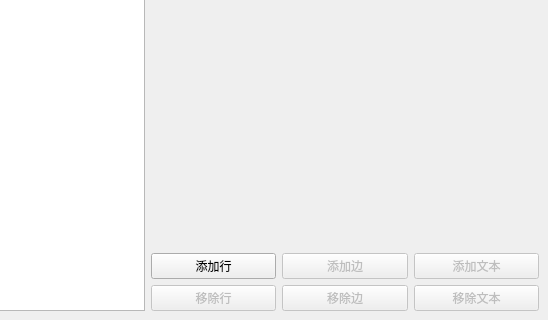
The window that src/settings/settingswindow.ui (neila-a/Promptach) describes before a commit, drawn with Qt 5; both pictures show x 252 to 800 and y 253 to 573 of the 800 by 573 pixel window.
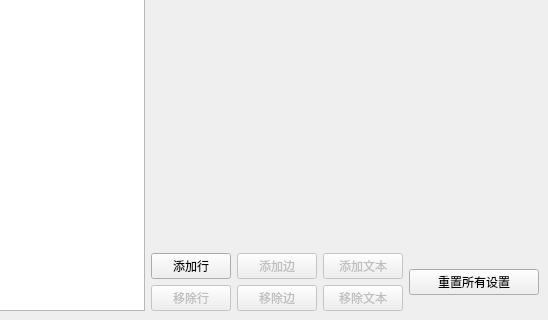
The same window after the commit. Icons and pictures are not drawn.

Commit message: ✨ 清除所有设置

```diff
--- a/src/settings/settingswindow.ui
+++ b/src/settings/settingswindow.ui
@@ -99,6 +99,10 @@
          </spacer>
         </item>
         <item>
+         <layout class="QHBoxLayout" name="horizontalLayout_4">
+          <item>
+           <layout class="QVBoxLayout" name="verticalLayout_2">
+            <item>
          <layout class="QHBoxLayout" name="horizontalLayout">
           <item>
            <widget class="QPushButton" name="addLine">
@@ -185,6 +189,20 @@
             </property>
             <property name="text">
              <string>移除文本</string>
+                </property>
+                <property name="icon">
+                 <iconset theme="QIcon::ThemeIcon::EditDelete"/>
+                </property>
+               </widget>
+              </item>
+             </layout>
+            </item>
+           </layout>
+          </item>
+          <item>
+           <widget class="QPushButton" name="resetButton">
+            <property name="text">
+             <string>重置所有设置</string>
             </property>
             <property name="icon">
              <iconset theme="QIcon::ThemeIcon::EditDelete"/>
```
Left out of the diff: 3 changed lines with no effect on the pictures. Lines whose indentation alone changed are shown as unchanged. The commit also changes 3 other files.
